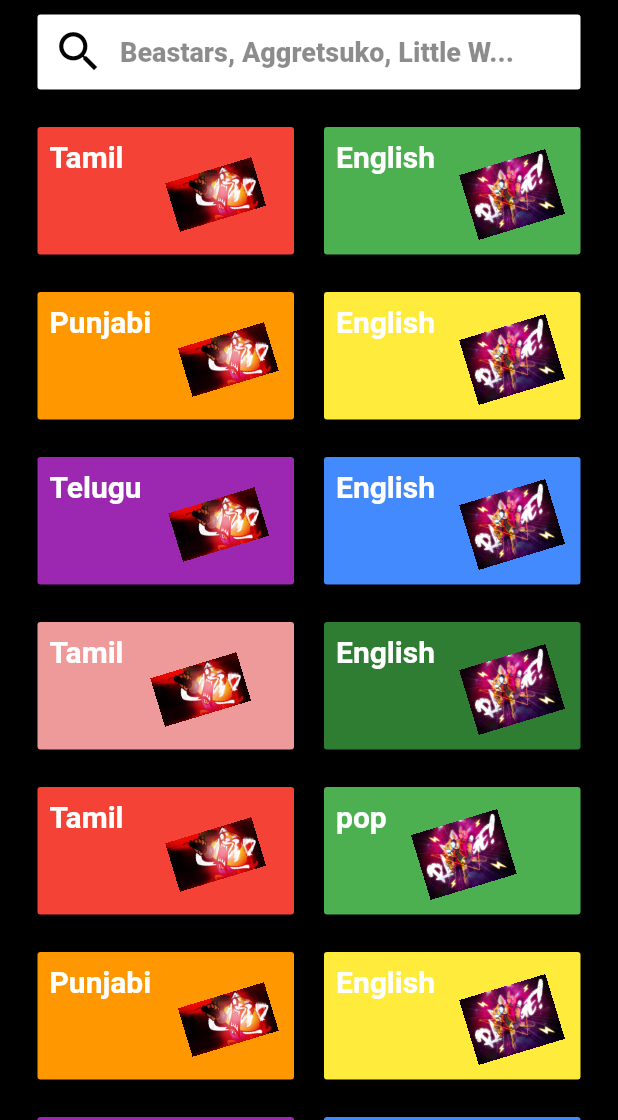
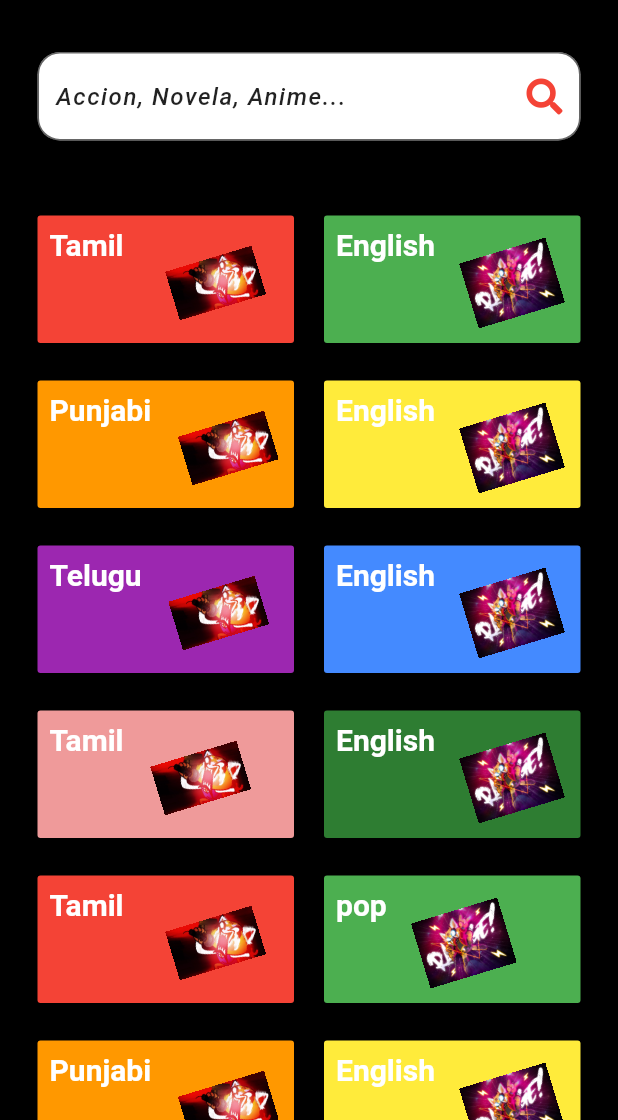
Before and after one commit to PDHElite/Pr0yPr0g3, a Flutter app: the Searchcategory screen opened directly, on a phone screen of 412 x 824 dp, the part 116-1236 px from its top. Run offline on Flutter 3.47's test engine with Material 2 defaults, Android fonts, the phone set to English and light mode, and no system bars; our stand-ins replace cached_network_image, font_awesome_flutter.

Commit message:
Se eliminara el app bar "soon", se agrego las barras de busqueda funcional en las areas de search name y search category.

```diff
--- a/lib/searchcategory.dart
+++ b/lib/searchcategory.dart
@@ -1,4 +1,5 @@
 import 'package:flutter/material.dart';
+import 'package:font_awesome_flutter/font_awesome_flutter.dart';
 
 class Searchcategory extends StatefulWidget {
   const Searchcategory({Key key}) : super(key: key);
@@ -30,28 +31,24 @@ class _SearchcategoryState extends State<Searchcategory> {
               ),
               SizedBox(height: 10,),
               Container(
-                alignment: Alignment.center,
-                height: 50,
-                width: double.infinity,
-                margin: EdgeInsets.only(right: 25,left: 25),
-                decoration: BoxDecoration(
-                    borderRadius: BorderRadius.circular(2),
-                    color: Colors.white
-                ),
-
-                child: Row(
-                  children: [
-                    SizedBox(width: 10,),
-                    Icon(Icons.search,size: 35,color: Colors.black,),
-                    SizedBox(width: 10,),
-                    Text("Beastars, Aggretsuko, Little W...",
-                      style: TextStyle(
-                        color: Colors.black45,
-                        fontWeight: FontWeight.w800,
-                        fontSize: 18,
+                margin: EdgeInsets.all(25),
+                child: TextField(
+                  decoration: InputDecoration(
+                      suffixIcon: Icon(FontAwesomeIcons.search,color: Colors.red,),
+                      hintText: "Accion, Novela, Anime...",
+                      hintStyle: TextStyle(
+                          color: Colors.black87,
+                          fontStyle: FontStyle.italic,
+                          fontWeight: FontWeight.w500,
+                          letterSpacing: 1
                       ),
-                    ),
-                  ],
+                      filled: true,
+                      fillColor: Colors.white,
+                      border: OutlineInputBorder(
+                          borderRadius: BorderRadius.circular(15),
+                          borderSide: BorderSide(color: Colors.black,width: 5)
+                      )
+                  ),
                 ),
               ),
               SizedBox(height: 15,),
@@ -154,16 +151,10 @@ class _SearchcategoryState extends State<Searchcategory> {
                         ,width: 60,),
                     ),
                   ),
-
-
                 ],
               ),
-            )
+            ),
         ),
-
-
-
-
       ],
     );
   }
```
Also changed, not shown: lib/searchname.dart (+67 -2 lines), lib/series.dart (+9 -2 lines), lib/userinfo.dart (added, +15 -0 lines).
